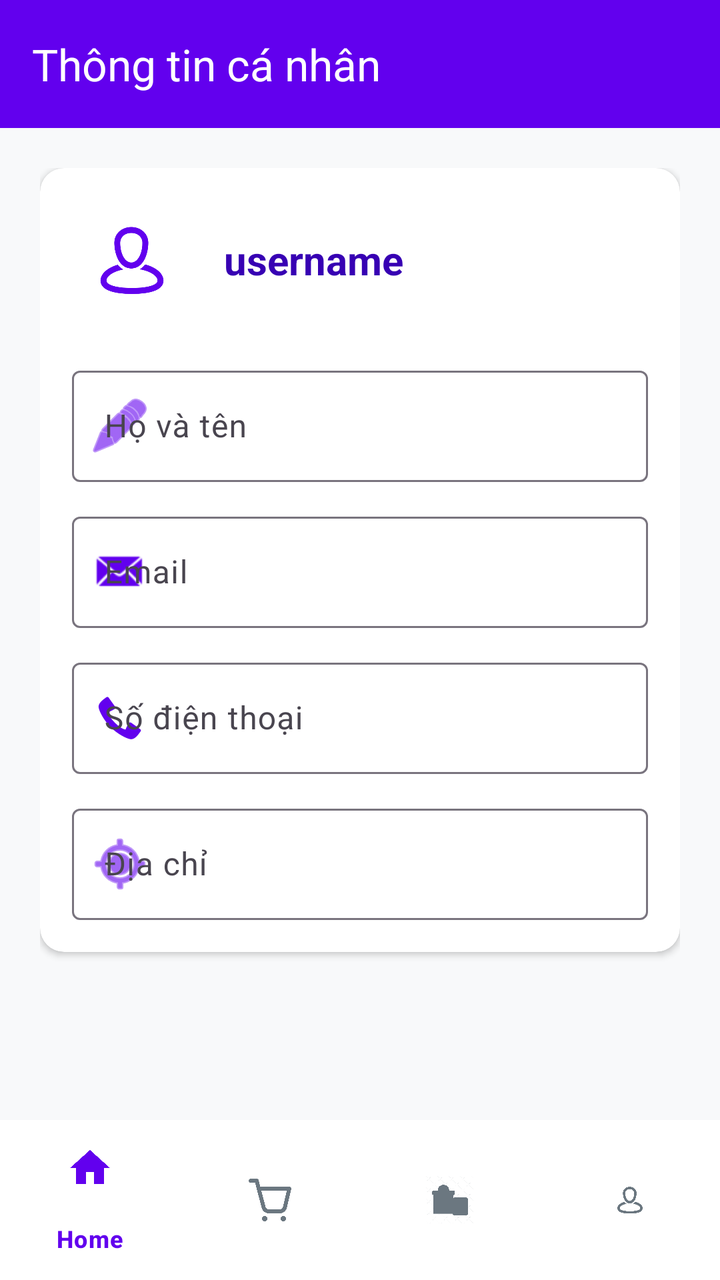
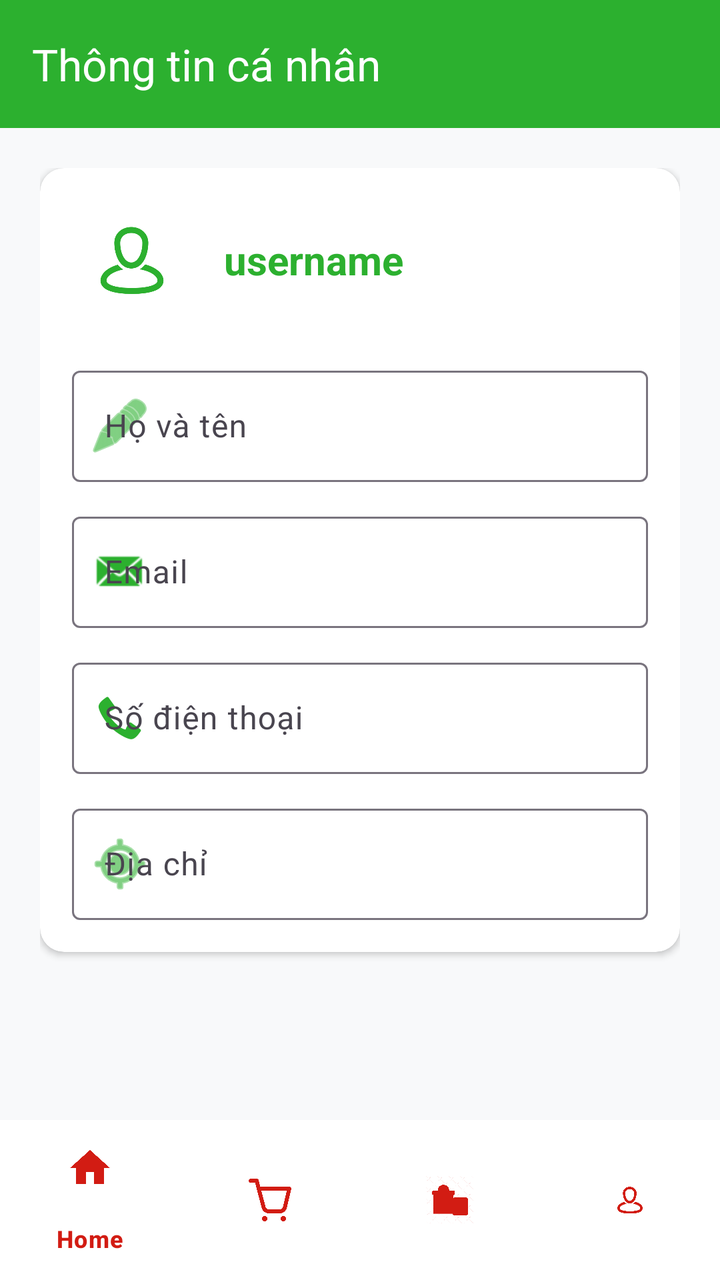

Two renders of the same Android screen: before a commit and after it. Below are the layout's source before the change and the commit's diff.
<!-- AndroidManifest.xml: application theme Theme.BookApp -->
<!-- res/layout/activity_profile.xml -->
<?xml version="1.0" encoding="utf-8"?>
<LinearLayout xmlns:android="http://schemas.android.com/apk/res/android"
    xmlns:app="http://schemas.android.com/apk/res-auto"
    android:layout_width="match_parent"
    android:layout_height="match_parent"
    android:background="#F8F9FA"
    android:orientation="vertical">

    
    <androidx.appcompat.widget.Toolbar
        android:id="@+id/toolbar"
        android:layout_width="match_parent"
        android:layout_height="?attr/actionBarSize"
        android:background="@color/purple_500"
        app:title="Thông tin cá nhân"
        app:titleTextColor="@android:color/white"
        app:popupTheme="@style/ThemeOverlay.AppCompat.Light" />

    
    <ScrollView
        android:layout_width="match_parent"
        android:layout_height="0dp"
        android:layout_weight="1"
        android:padding="20dp">

        <LinearLayout
            android:layout_width="match_parent"
            android:layout_height="wrap_content"
            android:orientation="vertical">

            
            <androidx.cardview.widget.CardView
                android:layout_width="match_parent"
                android:layout_height="wrap_content"
                app:cardCornerRadius="12dp"
                app:cardElevation="2dp"
                app:cardBackgroundColor="@color/white"
                android:layout_marginBottom="24dp">

                <LinearLayout
                    android:layout_width="match_parent"
                    android:layout_height="wrap_content"
                    android:orientation="vertical"
                    android:padding="16dp">

                    
                    <LinearLayout
                        android:layout_width="match_parent"
                        android:layout_height="wrap_content"
                        android:orientation="horizontal"
                        android:gravity="center_vertical"
                        android:layout_marginBottom="20dp">

                        <ImageView
                            android:layout_width="60dp"
                            android:layout_height="60dp"
                            android:src="@drawable/ic_profile"
                            app:tint="@color/purple_500" />

                        <TextView
                            android:id="@+id/tvUsername"
                            android:layout_width="wrap_content"
                            android:layout_height="wrap_content"
                            android:layout_marginStart="16dp"
                            android:text="username"
                            android:textSize="20sp"
                            android:textStyle="bold"
                            android:textColor="@color/purple_700" />
                    </LinearLayout>

                    
                    <com.google.android.material.textfield.TextInputLayout
                        style="@style/Widget.Material3.TextInputLayout.OutlinedBox"
                        android:layout_width="match_parent"
                        android:layout_height="wrap_content"
                        android:layout_marginBottom="12dp"
                        app:startIconDrawable="@android:drawable/ic_menu_edit"
                        app:startIconTint="@color/purple_500"
                        app:hintTextColor="@color/purple_700">

                        <com.google.android.material.textfield.TextInputEditText
                            android:id="@+id/tvFullname"
                            android:layout_width="match_parent"
                            android:layout_height="wrap_content"
                            android:hint="Họ và tên"
                            android:enabled="false"
                            android:textColor="#333333" />
                    </com.google.android.material.textfield.TextInputLayout>

                    <com.google.android.material.textfield.TextInputLayout
                        style="@style/Widget.Material3.TextInputLayout.OutlinedBox"
                        android:layout_width="match_parent"
                        android:layout_height="wrap_content"
                        android:layout_marginBottom="12dp"
                        app:startIconDrawable="@android:drawable/sym_action_email"
                        app:startIconTint="@color/purple_500"
                        app:hintTextColor="@color/purple_700">

                        <com.google.android.material.textfield.TextInputEditText
                            android:id="@+id/tvEmail"
                            android:layout_width="match_parent"
                            android:layout_height="wrap_content"
                            android:hint="Email"
                            android:enabled="false"
                            android:textColor="#333333" />
                    </com.google.android.material.textfield.TextInputLayout>

                    <com.google.android.material.textfield.TextInputLayout
                        style="@style/Widget.Material3.TextInputLayout.OutlinedBox"
                        android:layout_width="match_parent"
                        android:layout_height="wrap_content"
                        android:layout_marginBottom="12dp"
                        app:startIconDrawable="@android:drawable/stat_sys_phone_call"
                        app:startIconTint="@color/purple_500"
                        app:hintTextColor="@color/purple_700">

                        <com.google.android.material.textfield.TextInputEditText
                            android:id="@+id/tvPhone"
                            android:layout_width="match_parent"
                            android:layout_height="wrap_content"
                            android:hint="Số điện thoại"
                            android:enabled="false"
                            android:textColor="#333333" />
                    </com.google.android.material.textfield.TextInputLayout>

                    <com.google.android.material.textfield.TextInputLayout
                        style="@style/Widget.Material3.TextInputLayout.OutlinedBox"
                        android:layout_width="match_parent"
                        android:layout_height="wrap_content"
                        app:startIconDrawable="@android:drawable/ic_menu_mylocation"
                        app:startIconTint="@color/purple_500"
                        app:hintTextColor="@color/purple_700">

                        <com.google.android.material.textfield.TextInputEditText
                            android:id="@+id/tvAddress"
                            android:layout_width="match_parent"
                            android:layout_height="wrap_content"
                            android:hint="Địa chỉ"
                            android:enabled="false"
                            android:textColor="#333333" />
                    </com.google.android.material.textfield.TextInputLayout>
                </LinearLayout>
            </androidx.cardview.widget.CardView>
        </LinearLayout>
    </ScrollView>

    
    <com.google.android.material.bottomnavigation.BottomNavigationView
        android:id="@+id/bottomNavigation"
        android:layout_width="match_parent"
        android:layout_height="wrap_content"
        android:background="@color/white"
        app:itemIconTint="@color/nav_item_color"
        app:itemTextColor="@color/nav_item_color"
        app:menu="@menu/bottom_nav_menu" />
</LinearLayout>
<!-- resources referenced by this layout -->
<resources>
  <color name="purple_500">#FF6200EE</color>
  <color name="purple_700">#FF3700B3</color>
  <color name="white">#FFFFFFFF</color>
  <!-- drawable ic_profile: png bitmap (drawable, 8553 bytes) -->
  <style name="Theme.BookApp" parent="Base.Theme.BookApp" />
  <style name="Base.Theme.BookApp" parent="Theme.Material3.DayNight.NoActionBar">
          
          
      </style>
</resources>

<!-- the commit's change to res/layout/activity_profile.xml (unified diff, before → after) -->
@@ -11,7 +11,7 @@
         android:id="@+id/toolbar"
         android:layout_width="match_parent"
         android:layout_height="?attr/actionBarSize"
-        android:background="@color/purple_500"
+        android:background="#2cb02f"
         app:title="Thông tin cá nhân"
         app:titleTextColor="@android:color/white"
         app:popupTheme="@style/ThemeOverlay.AppCompat.Light" />
@@ -55,7 +55,7 @@
                             android:layout_width="60dp"
                             android:layout_height="60dp"
                             android:src="@drawable/ic_profile"
-                            app:tint="@color/purple_500" />
+                            app:tint="#2cb02f" />
 
                         <TextView
                             android:id="@+id/tvUsername"
@@ -65,7 +65,7 @@
                             android:text="username"
                             android:textSize="20sp"
                             android:textStyle="bold"
-                            android:textColor="@color/purple_700" />
+                            android:textColor="#2cb02f" />
                     </LinearLayout>
 
                     
@@ -75,8 +75,8 @@
                         android:layout_height="wrap_content"
                         android:layout_marginBottom="12dp"
                         app:startIconDrawable="@android:drawable/ic_menu_edit"
-                        app:startIconTint="@color/purple_500"
-                        app:hintTextColor="@color/purple_700">
+                        app:startIconTint="#2cb02f"
+                        app:hintTextColor="#2cb02f">
 
                         <com.google.android.material.textfield.TextInputEditText
                             android:id="@+id/tvFullname"
@@ -93,8 +93,8 @@
                         android:layout_height="wrap_content"
                         android:layout_marginBottom="12dp"
                         app:startIconDrawable="@android:drawable/sym_action_email"
-                        app:startIconTint="@color/purple_500"
-                        app:hintTextColor="@color/purple_700">
+                        app:startIconTint="#2cb02f"
+                        app:hintTextColor="#2cb02f">
 
                         <com.google.android.material.textfield.TextInputEditText
                             android:id="@+id/tvEmail"
@@ -111,8 +111,8 @@
                         android:layout_height="wrap_content"
                         android:layout_marginBottom="12dp"
                         app:startIconDrawable="@android:drawable/stat_sys_phone_call"
-                        app:startIconTint="@color/purple_500"
-                        app:hintTextColor="@color/purple_700">
+                        app:startIconTint="#2cb02f"
+                        app:hintTextColor="#2cb02f">
 
                         <com.google.android.material.textfield.TextInputEditText
                             android:id="@+id/tvPhone"
@@ -128,8 +128,8 @@
                         android:layout_width="match_parent"
                         android:layout_height="wrap_content"
                         app:startIconDrawable="@android:drawable/ic_menu_mylocation"
-                        app:startIconTint="@color/purple_500"
-                        app:hintTextColor="@color/purple_700">
+                        app:startIconTint="#2cb02f"
+                        app:hintTextColor="#2cb02f">
 
                         <com.google.android.material.textfield.TextInputEditText
                             android:id="@+id/tvAddress"
@@ -150,7 +150,7 @@
         android:layout_width="match_parent"
         android:layout_height="wrap_content"
         android:background="@color/white"
-        app:itemIconTint="@color/nav_item_color"
-        app:itemTextColor="@color/nav_item_color"
+        app:itemIconTint="#d21c13"
+        app:itemTextColor="#d21c13"
         app:menu="@menu/bottom_nav_menu" />
 </LinearLayout>
<!-- resource entries referenced after the edit -->
@@ -1,7 +1,5 @@
 <!-- resources referenced by this layout -->
 <resources>
-  <color name="purple_500">#FF6200EE</color>
-  <color name="purple_700">#FF3700B3</color>
   <color name="white">#FFFFFFFF</color>
   <!-- drawable ic_profile: png bitmap (drawable, 8553 bytes) -->
   <style name="Theme.BookApp" parent="Base.Theme.BookApp" />
